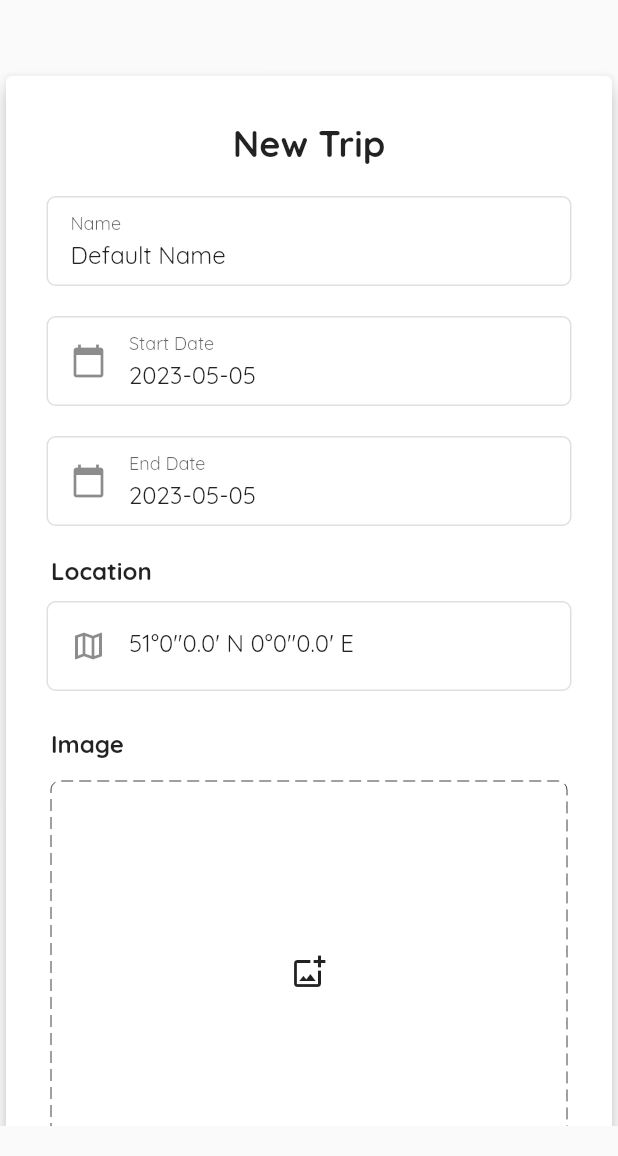
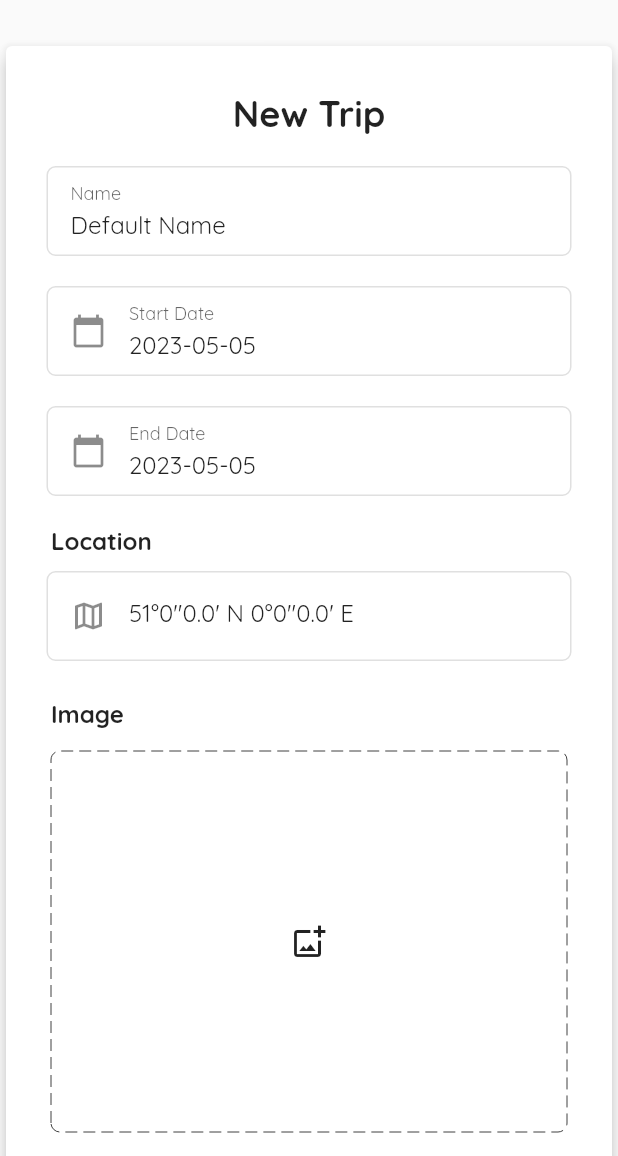
Before and after one commit to NaimaHasan/travela, a Flutter app: the NewTripScreenDesktop screen opened directly, on a phone screen of 412 x 824 dp, the part 80-1236 px from its top. Run offline on Flutter 3.47's test engine with Material 2 defaults, Android fonts, the phone set to English and light mode, and no system bars; drawn by our look-alikes of dotted_border; our stand-ins replace carousel_slider, firebase_auth, firebase_core, flutter_map, google_fonts, latlong2 and 1 more; missing offline and left inert: flutter_osm_plugin; accounts and stored records are empty; network calls fail.

Commit message:
Scaled form screens

```diff
--- a/lib/screens/new_trip/new_trip_screen_desktop.dart
+++ b/lib/screens/new_trip/new_trip_screen_desktop.dart
@@ -19,11 +19,10 @@ class NewTripScreenDesktop extends StatelessWidget {
           hasSearch: false,
         ),
       ),
-      body: Center(
-        child: Container(
-          height: MediaQuery.of(context).size.height - 120,
-          width: 420,
-          child: SingleChildScrollView(
+      body: SingleChildScrollView(
+        child: Center(
+          child: Container(
+            width: 420,
             child: Card(
               elevation: 5,
               child: NewTripForm(),
```
Also changed, not shown: lib/screens/edit_information/edit_information_screen_desktop.dart (+4 -5 lines).
